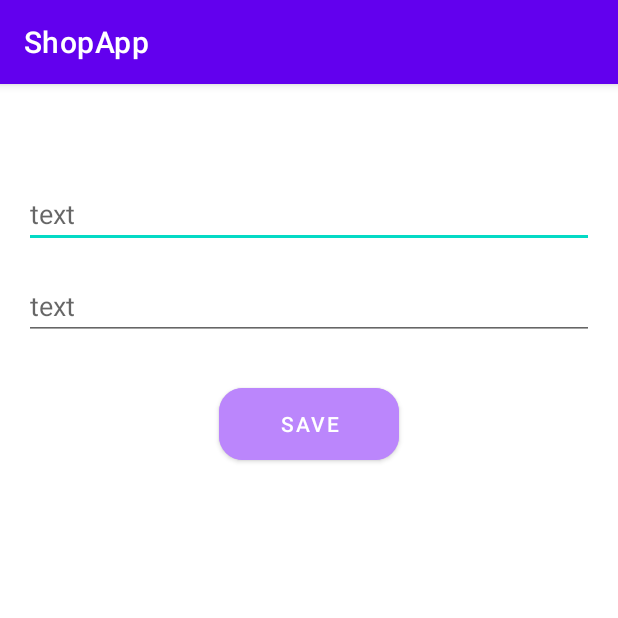
After one commit to Aruuke7/ShopApp, an Android app: the SecondActivity screen opened directly, with no data from a screen before it, on a phone screen of 412 x 824 dp, the top half of it. The commit adds this screen. Run offline under Robolectric (Android 15) with nearby library versions, the phone set to English and light mode, and no system bars.

Commit message:
rewrote h/w1 done h/w2

```diff
--- a/app/src/main/java/kg/geektech/shopapp/domain/DeleteShopItemUseCase.kt
+++ b/app/src/main/java/kg/geektech/shopapp/domain/DeleteShopItemUseCase.kt
@@ -2,7 +2,7 @@ package kg.geektech.shopapp.domain
 
 class DeleteShopItemUseCase(private val shopListRepository: ShopListRepository) {
 
-    fun deleteShopItem(){
-        shopListRepository.deleteShopItem()
+    fun deleteShopItem(shopItem: ShopItem){
+        shopListRepository.deleteShopItem(shopItem)
     }
 }
--- a/app/src/main/java/kg/geektech/shopapp/domain/GetShopItemUseCase.kt
+++ b/app/src/main/java/kg/geektech/shopapp/domain/GetShopItemUseCase.kt
@@ -2,7 +2,7 @@ package kg.geektech.shopapp.domain
 
 class GetShopItemUseCase(private val shopListRepository: ShopListRepository) {
 
-    fun getShopItem(id:Int){
-        shopListRepository.getShopItem(id)
+    fun getShopItem(id:Int):ShopItem{
+       return shopListRepository.getShopItem(id)
     }
 }
--- a/app/src/main/java/kg/geektech/shopapp/domain/GetShopListUseCase.kt
+++ b/app/src/main/java/kg/geektech/shopapp/domain/GetShopListUseCase.kt
@@ -1,8 +1,10 @@
 package kg.geektech.shopapp.domain
+
+import androidx.lifecycle.LiveData
 
 class GetShopListUseCase(private val shopListRepository: ShopListRepository) {
 
-    fun getShopList(): List<ShopItem>{
+    fun getShopList(): LiveData<List<ShopItem>>{
         return shopListRepository.getShopList()
     }
 }
--- a/app/src/main/java/kg/geektech/shopapp/domain/ShopListRepository.kt
+++ b/app/src/main/java/kg/geektech/shopapp/domain/ShopListRepository.kt
@@ -1,14 +1,16 @@
 package kg.geektech.shopapp.domain
+
+import androidx.lifecycle.LiveData
 
 interface ShopListRepository {
 
     fun addShopItem(shopItem: ShopItem)
 
-    fun deleteShopItem()
+    fun deleteShopItem(shopItem: ShopItem)
 
     fun editShopItem(shopItem: ShopItem)
 
     fun getShopItem(shopItemId:Int): ShopItem
 
-    fun getShopList(): List<ShopItem>
+    fun getShopList(): LiveData<List<ShopItem>>
 }
--- /dev/null
+++ b/app/src/main/java/kg/geektech/shopapp/presentation/second/SecondActivity.kt
@@ -0,0 +1,24 @@
+package kg.geektech.shopapp.presentation.second
+
+import android.content.Intent
+import androidx.appcompat.app.AppCompatActivity
+import android.os.Bundle
+import android.view.View
+import kg.geektech.shopapp.databinding.ActivitySecondBinding
+
+class SecondActivity : AppCompatActivity() {
+
+    private lateinit var binding: ActivitySecondBinding
+
+    override fun onCreate(savedInstanceState: Bundle?) {
+        super.onCreate(savedInstanceState)
+        binding = ActivitySecondBinding.inflate(layoutInflater)
+        setContentView(binding.root)
+
+        binding.buttonSave.setOnClickListener(View.OnClickListener {
+            setResult(RESULT_OK, Intent().putExtra("name",binding.editText.text.toString()))
+            setResult(RESULT_OK, Intent().putExtra("count",binding.editTextNum.text.toString()))
+            finish()
+        })
+    }
+}
--- a/app/src/main/res/layout/activity_main.xml
+++ b/app/src/main/res/layout/activity_main.xml
@@ -4,7 +4,7 @@
     xmlns:tools="http://schemas.android.com/tools"
     android:layout_width="match_parent"
     android:layout_height="match_parent"
-    tools:context=".MainActivity">
+    tools:context=".presentation.first.MainActivity">
 
     <Button
         android:id="@+id/btn_add"
--- /dev/null
+++ b/app/src/main/res/layout/activity_second.xml
@@ -0,0 +1,52 @@
+<?xml version="1.0" encoding="utf-8"?>
+<androidx.constraintlayout.widget.ConstraintLayout xmlns:android="http://schemas.android.com/apk/res/android"
+    xmlns:app="http://schemas.android.com/apk/res-auto"
+    xmlns:tools="http://schemas.android.com/tools"
+    android:layout_width="match_parent"
+    android:layout_height="match_parent"
+    tools:context=".presentation.second.SecondActivity">
+
+    <EditText
+        android:id="@+id/edit_text"
+        android:layout_width="match_parent"
+        android:layout_height="wrap_content"
+        android:layout_marginHorizontal="16dp"
+        android:layout_marginTop="64dp"
+        android:hint="text"
+        android:textColor="@color/black"
+        app:layout_constraintEnd_toEndOf="parent"
+        app:layout_constraintStart_toStartOf="parent"
+        app:layout_constraintTop_toTopOf="parent"
+        tools:ignore="Autofill,LabelFor,TextFields" />
+
+    <EditText
+        android:id="@+id/edit_text_num"
+        android:layout_width="match_parent"
+        android:layout_height="wrap_content"
+        android:layout_marginHorizontal="16dp"
+        android:layout_marginTop="16dp"
+        android:hint="text"
+        android:inputType="number"
+        android:textColor="@color/black"
+        app:layout_constraintEnd_toEndOf="parent"
+        app:layout_constraintStart_toStartOf="parent"
+        app:layout_constraintTop_toBottomOf="@id/edit_text"
+        app:layout_constraintBottom_toTopOf="@id/button_save"
+        tools:ignore="Autofill,LabelFor,TextFields" />
+
+    <com.google.android.material.button.MaterialButton
+        android:id="@+id/button_save"
+        android:layout_width="120dp"
+        android:layout_height="wrap_content"
+        android:layout_marginTop="32dp"
+        android:backgroundTint="@color/purple_200"
+        android:insetTop="0dp"
+        android:insetBottom="0dp"
+        android:text="Save"
+        app:cornerRadius="16dp"
+        app:layout_constraintEnd_toEndOf="parent"
+        app:layout_constraintStart_toStartOf="parent"
+        app:layout_constraintTop_toBottomOf="@id/edit_text_num" />
+
+
+</androidx.constraintlayout.widget.ConstraintLayout>
```
Also changed, not shown: app/src/main/AndroidManifest.xml (+5 -2 lines), app/src/main/java/kg/geektech/shopapp/data/ShopListRepositoryImpl.kt (+22 -6 lines), app/src/main/java/kg/geektech/shopapp/presentation/MainViewModel.kt (+9 -10 lines), app/src/main/java/kg/geektech/shopapp/presentation/first/MainActivity.kt (renamed from app/src/main/java/kg/geektech/shopapp/MainActivity.kt, +18 -38 lines), app/src/main/java/kg/geektech/shopapp/presentation/second/RecyclerActivity.kt (added, +49 -0 lines), app/src/main/java/kg/geektech/shopapp/presentation/second/RecyclerViewAdapter.kt (added, +39 -0 lines), app/src/main/res/drawable/ic_baseline_add_24.xml (added, +10 -0 lines), app/src/main/res/layout/activity_recycler.xml (added, +29 -0 lines), app/src/main/res/layout/item_recycler.xml (added, +32 -0 lines).
